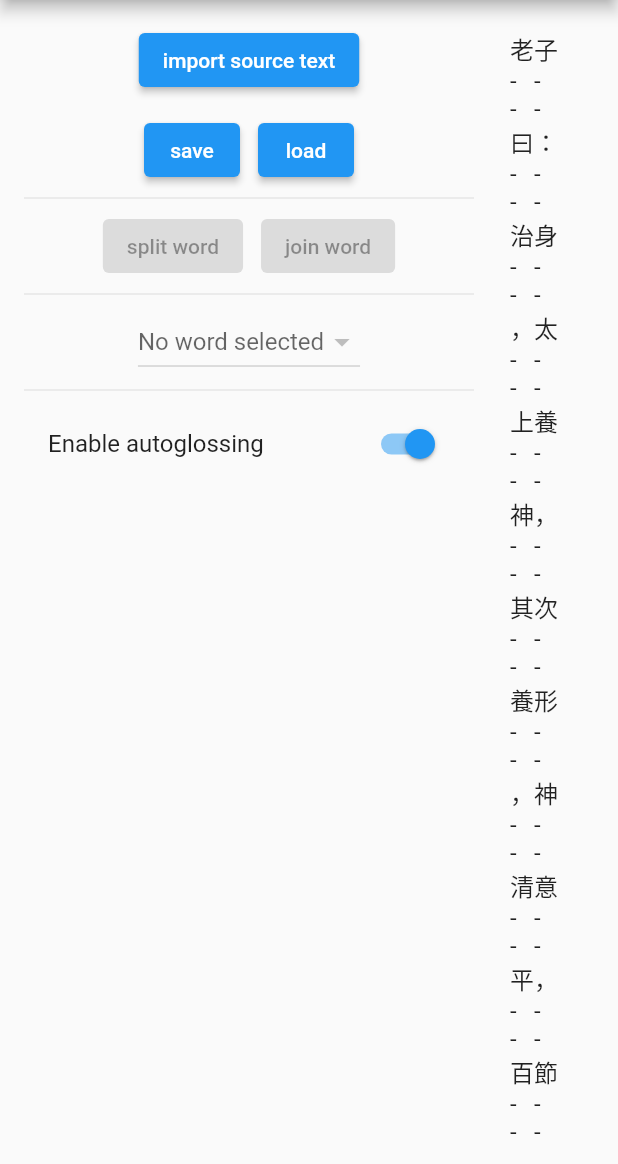
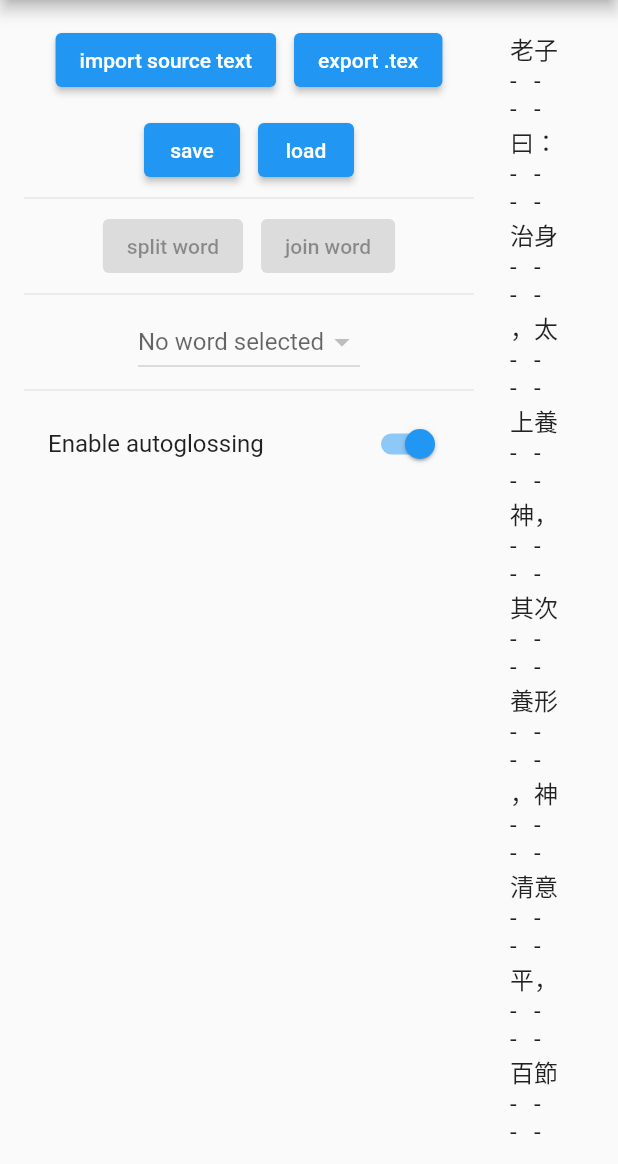
Before and after one commit to CicadaCinema/autoglosser, a Flutter app: the screen it shows after launch, on a phone screen of 412 x 824 dp, the part 72-1236 px from its top. Run offline on Flutter 3.47's test engine with Material 2 defaults, Android fonts, the phone set to English and light mode, and no system bars; our stand-ins replace file_picker, flutter_riverpod; missing offline and left inert: dart:html; Roboto replaces fonts that are missing (Plangothic).

Commit message:
feat: add inititial implementation for exporting the full text as a `.tex` file

```diff
--- a/lib/src/data_structures/data_structures.dart
+++ b/lib/src/data_structures/data_structures.dart
@@ -124,7 +124,9 @@ enum BreakKinds {
 /// An instance of one of: [NoBreak], [LineBreak], [ChunkBreak] or [PageBreak].
 sealed class BreakKind {}
 
-// TODO: Can these classes all extend one another? Will this be useful?
+// TODO: Can these classes all extend one another?
+// This may make the method FullText.toTex() slightly cleaner.
+// Will this be useful anywhere else?
 class NoBreak implements BreakKind {}
 
 class LineBreak implements BreakKind {}
--- a/lib/src/widgets/text_display.dart
+++ b/lib/src/widgets/text_display.dart
@@ -1,5 +1,6 @@
 import 'dart:convert';
 
+import 'package:autoglosser/src/data_structures/tex_export.dart';
 import 'package:collection/collection.dart';
 import 'package:file_picker/file_picker.dart';
 import 'package:flutter/material.dart';
@@ -558,7 +559,10 @@ class _ButtonSidebarState extends ConsumerState<ButtonSidebar> {
       ],
     );
 
-    final importTextButton = ElevatedButton(
+    final importExportButtons = Row(
+      mainAxisAlignment: MainAxisAlignment.center,
+      children: [
+        ElevatedButton(
           onPressed: () {
             ref.read(selectedWordProvider.notifier).clear();
             ref.read(selectedChunkTranslationProvider.notifier).clear();
@@ -589,13 +593,25 @@ class _ButtonSidebarState extends ConsumerState<ButtonSidebar> {
                 });
           },
           child: const Text('import source text'),
+        ),
+        const SizedBox(width: 12),
+        ElevatedButton(
+          onPressed: () {
+            save_string.save(
+              content: widget.text.toTex(),
+              filename: 'my-text.tex',
+            );
+          },
+          child: const Text('export .tex'),
+        ),
+      ],
     );
 
     return SizedBox(
       width: 300,
       child: Column(
         children: [
-          importTextButton,
+          importExportButtons,
           const SizedBox(height: 12),
           saveLoadButtons,
           const Divider(),
```
Also changed, not shown: lib/src/data_structures/tex_export.dart (added, +59 -0 lines), 1 other file. Lines whose indentation alone changed are shown as unchanged.
